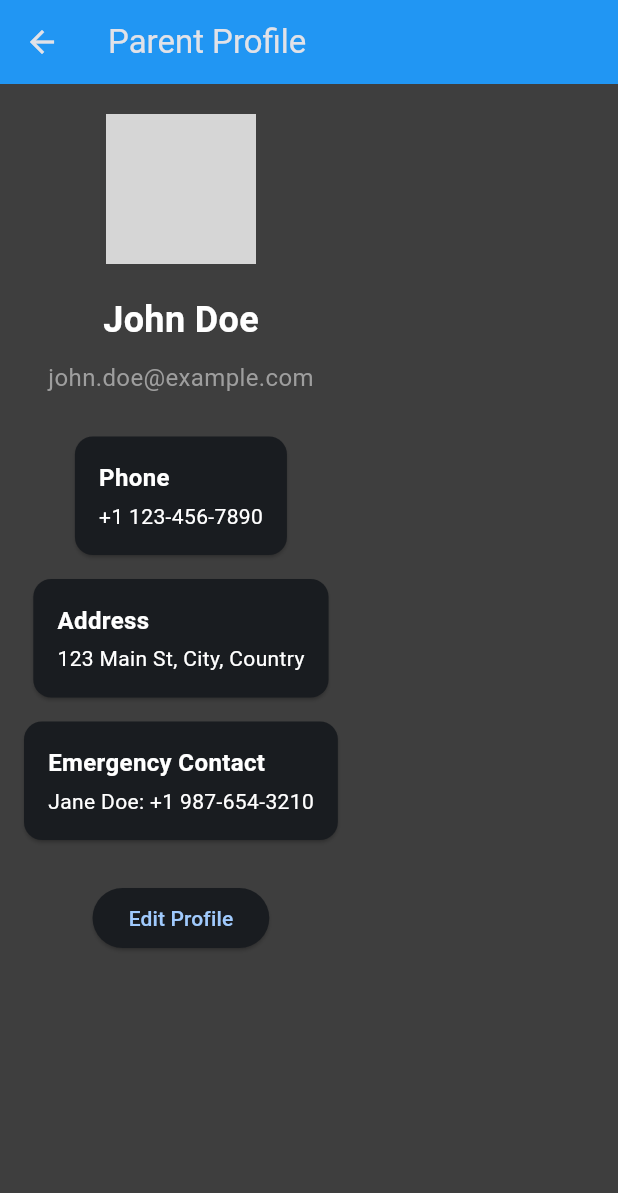
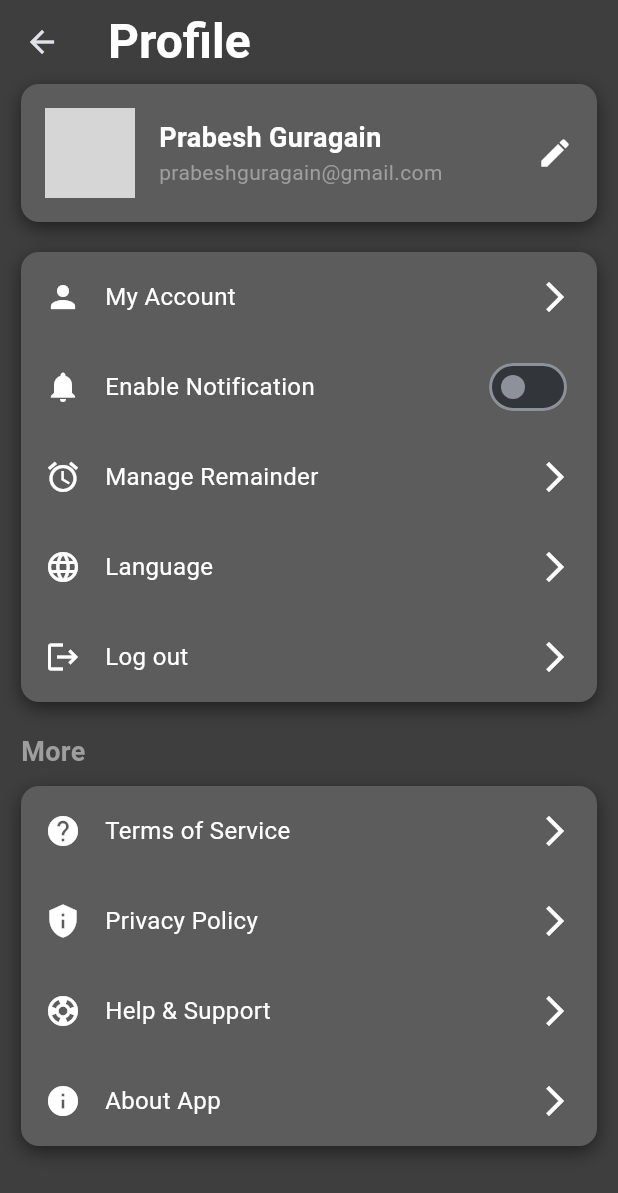
Before and after one commit to ItsAash/sishu_sewa, a Flutter app: the ProfileScreen screen opened directly, on a phone screen of 412 x 824 dp. Shown: the top 1193 px of the screen. Run offline on Flutter 3.47's test engine with Material 3 defaults, Android fonts, the phone set to English and light mode, and no system bars; our stand-ins replace syncfusion_flutter_charts; network calls fail; grey boxes are pictures that could not be loaded.

Commit message:
feat: profile page

```diff
--- a/lib/components/navbar.dart
+++ b/lib/components/navbar.dart
@@ -27,8 +27,8 @@ class CustomBottomNavBar extends StatelessWidget {
             // Empty space for FloatingActionButton
             const SizedBox(width: 30), // Gap for FAB
             // Right side items
-            _buildNavItem(Icons.person, "Profile", 2),
-            _buildNavItem(Icons.settings, "Settings", 3),
+            _buildNavItem(Icons.settings, "Settings", 2),
+            _buildNavItem(Icons.person, "Profile", 3),
           ],
         ),
       ),
--- a/lib/main.dart
+++ b/lib/main.dart
@@ -1,12 +1,10 @@
 import 'package:flutter/material.dart';
 import 'package:sishu_sewa/components/navbar.dart';
-import 'package:sishu_sewa/models/measurement.dart';
 import 'package:sishu_sewa/pages/add_child.dart';
 import 'package:sishu_sewa/pages/home.dart';
 import 'package:sishu_sewa/pages/kids.dart';
 import 'package:sishu_sewa/pages/profile_screen.dart';
 import 'package:sishu_sewa/pages/setting_screen.dart';
-import 'package:sishu_sewa/pages/kid_profile.dart';
 
 void main() {
   runApp(const MyApp());
@@ -50,8 +48,8 @@ class _MainState extends State<Main> {
   final List<Widget> _screens = [
     const HomeScreen(),
     const KidsScreen(),
+    const SettingsScreen(),
     const ProfileScreen(),
-    const SettingsScreen(),
   ];
 
   void _onTap(int index) {
--- a/lib/pages/profile_screen.dart
+++ b/lib/pages/profile_screen.dart
@@ -1,69 +1,251 @@
 import 'package:flutter/material.dart';
 
-class ProfileScreen extends StatelessWidget {
+class ProfileScreen extends StatefulWidget {
   const ProfileScreen({Key? key}) : super(key: key);
+
+  @override
+  State<ProfileScreen> createState() => _ProfileScreenState();
+}
+
+class _ProfileScreenState extends State<ProfileScreen> {
+  // Settings state
+  bool isNotificationEnabled = false;
 
   @override
   Widget build(BuildContext context) {
     return Scaffold(
+      backgroundColor: const Color(0xFF3E3E3E), // Dark background color
       appBar: AppBar(
-        title: const Text('Parent Profile'),
-        backgroundColor: Colors.blue,
+        title: const Text(
+          "Profile",
+          style: TextStyle(
+            color: Colors.white,
+            fontSize: 32,
+            fontWeight: FontWeight.bold,
+          ),
+        ),
+        centerTitle: false,
+        backgroundColor: Colors.transparent,
+        elevation: 0,
       ),
       body: SingleChildScrollView(
+        child: Padding(
+          padding: const EdgeInsets.symmetric(horizontal: 14.0),
           child: Column(
+            crossAxisAlignment: CrossAxisAlignment.start,
             children: [
+              // User Profile Card
+              _buildProfileCard(),
               const SizedBox(height: 20),
-            const CircleAvatar(
-              radius: 50,
-              backgroundImage:
-                  NetworkImage('https://example.com/parent_image.jpg'),
-            ),
+              // Options List
+              _buildOptionsSection(),
               const SizedBox(height: 20),
               const Text(
-              'John Doe',
-              style: TextStyle(fontSize: 24, fontWeight: FontWeight.bold),
+                "More",
+                style: TextStyle(
+                  color: Colors.grey,
+                  fontSize: 18,
+                  fontWeight: FontWeight.bold,
+                ),
               ),
               const SizedBox(height: 10),
-            const Text(
-              'john.doe@example.com',
-              style: TextStyle(fontSize: 16, color: Colors.grey),
+              _buildMoreSection(),
+            ],
           ),
-            const SizedBox(height: 20),
-            _buildInfoCard('Phone', '+1 123-456-7890'),
-            _buildInfoCard('Address', '123 Main St, City, Country'),
-            _buildInfoCard('Emergency Contact', 'Jane Doe: +1 987-654-3210'),
-            const SizedBox(height: 20),
-            ElevatedButton(
-              onPressed: () {
-                // TODO: Implement edit profile functionality
-              },
-              child: const Text('Edit Profile'),
-            ),
-          ],
         ),
       ),
     );
   }
 
-  Widget _buildInfoCard(String title, String content) {
-    return Card(
-      margin: const EdgeInsets.symmetric(horizontal: 16, vertical: 8),
-      child: Padding(
+  Widget _buildProfileCard() {
+    return Container(
       padding: const EdgeInsets.all(16),
-        child: Column(
-          crossAxisAlignment: CrossAxisAlignment.start,
-          children: [
-            Text(
-              title,
-              style: const TextStyle(fontSize: 16, fontWeight: FontWeight.bold),
-            ),
-            const SizedBox(height: 4),
-            Text(
-              content,
-              style: const TextStyle(fontSize: 14),
+      decoration: BoxDecoration(
+        color: const Color(0xFF5D5C5D),
+        borderRadius: BorderRadius.circular(12),
+        boxShadow: [
+          BoxShadow(
+            color: Colors.black.withOpacity(0.5),
+            offset: const Offset(0, 4),
+            blurRadius: 10,
           ),
         ],
+      ),
+      child: Row(
+        children: [
+          const CircleAvatar(
+            radius: 30,
+            backgroundImage: NetworkImage(
+                'https://via.placeholder.com/150'), // Replace with actual image
+          ),
+          const SizedBox(width: 16),
+          Column(
+            crossAxisAlignment: CrossAxisAlignment.start,
+            children: const [
+              Text(
+                'Prabesh Guragain',
+                style: TextStyle(
+                  color: Colors.white,
+                  fontSize: 18,
+                  fontWeight: FontWeight.bold,
+                ),
+              ),
+              Text(
+                'prabeshguragain@gmail.com',
+                style: TextStyle(
+                  color: Colors.grey,
+                  fontSize: 14,
+                ),
+              ),
+            ],
+          ),
+          const Spacer(),
+          const Icon(Icons.edit, color: Colors.white),
+        ],
+      ),
+    );
+  }
+
+  Widget _buildOptionsSection() {
+    return _buildSectionContainer(
+      children: [
+        _buildCustomTile(
+          icon: Icons.person,
+          title: 'My Account',
+          trailing: const Icon(Icons.arrow_forward_ios, color: Colors.white),
+          onTap: () {
+            print('My Account clicked');
+          },
+        ),
+        _buildCustomTile(
+          icon: Icons.notifications,
+          title: 'Enable Notification',
+          trailing: Switch(
+            value: isNotificationEnabled,
+            onChanged: (value) {
+              setState(() {
+                isNotificationEnabled = value;
+              });
+            },
+            activeColor: Colors.blue,
+          ),
+        ),
+        _buildCustomTile(
+          icon: Icons.alarm,
+          title: 'Manage Remainder',
+          trailing: const Icon(Icons.arrow_forward_ios, color: Colors.white),
+          onTap: () {
+            print('Manage Remainder clicked');
+          },
+        ),
+        _buildCustomTile(
+          icon: Icons.language,
+          title: 'Language',
+          trailing: const Icon(Icons.arrow_forward_ios, color: Colors.white),
+          onTap: () {
+            print('Language clicked');
+          },
+        ),
+        _buildCustomTile(
+          icon: Icons.logout,
+          title: 'Log out',
+          trailing: const Icon(Icons.arrow_forward_ios, color: Colors.white),
+          onTap: () {
+            print('Log out clicked');
+          },
+        ),
+      ],
+    );
+  }
+
+  Widget _buildMoreSection() {
+    return _buildSectionContainer(
+      children: [
+        _buildCustomTile(
+          icon: Icons.help,
+          title: 'Terms of Service',
+          trailing: const Icon(Icons.arrow_forward_ios, color: Colors.white),
+          onTap: () {
+            print('Terms of Service clicked');
+          },
+        ),
+        _buildCustomTile(
+          icon: Icons.privacy_tip,
+          title: 'Privacy Policy',
+          trailing: const Icon(Icons.arrow_forward_ios, color: Colors.white),
+          onTap: () {
+            print('Privacy Policy clicked');
+          },
+        ),
+        _buildCustomTile(
+          icon: Icons.support,
+          title: 'Help & Support',
+          trailing: const Icon(Icons.arrow_forward_ios, color: Colors.white),
+          onTap: () {
+            print('Help & Support clicked');
+          },
+        ),
+        _buildCustomTile(
+          icon: Icons.info,
+          title: 'About App',
+          trailing: const Icon(Icons.arrow_forward_ios, color: Colors.white),
+          onTap: () {
+            print('About App clicked');
+          },
+        ),
+      ],
+    );
+  }
+
+  Widget _buildSectionContainer({required List<Widget> children}) {
+    return Container(
+      decoration: BoxDecoration(
+        color: const Color(0xFF5D5C5D),
+        borderRadius: BorderRadius.circular(12),
+        boxShadow: [
+          BoxShadow(
+            color: Colors.black.withOpacity(0.5),
+            offset: const Offset(0, 4),
+            blurRadius: 10,
+          ),
+        ],
+      ),
+      child: Column(
+        children: children,
+      ),
+    );
+  }
+
+  Widget _buildCustomTile({
+    required IconData icon,
+    required String title,
+    Widget? trailing,
+    VoidCallback? onTap,
+  }) {
+    return Material(
+      color: Colors.transparent,
+      child: InkWell(
+        onTap: onTap,
+        splashColor:
+            Colors.white.withOpacity(0.2), // Subtle light splash effect
+        highlightColor: Colors.grey.withOpacity(0.1), // Slight gray highlight
+        borderRadius: BorderRadius.circular(8),
+        child: Container(
+          height: 60, // Consistent height for each tile
+          padding: const EdgeInsets.symmetric(horizontal: 16),
+          child: Row(
+            children: [
+              Icon(icon, color: Colors.white),
+              const SizedBox(width: 16),
+              Expanded(
+                child: Text(
+                  title,
+                  style: const TextStyle(color: Colors.white, fontSize: 16),
+                ),
+              ),
+              if (trailing != null) trailing,
+            ],
+          ),
         ),
       ),
     );
```
Also changed, not shown: lib/pages/setting_screen.dart (line endings or trailing spaces). Lines whose indentation alone changed are shown as unchanged.
